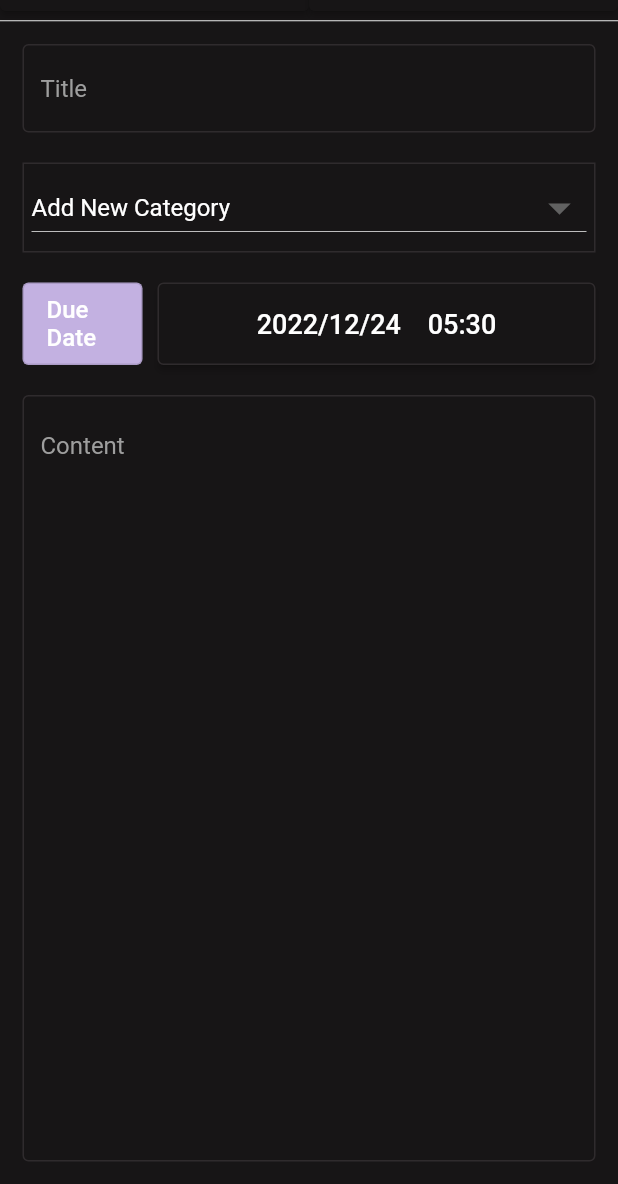
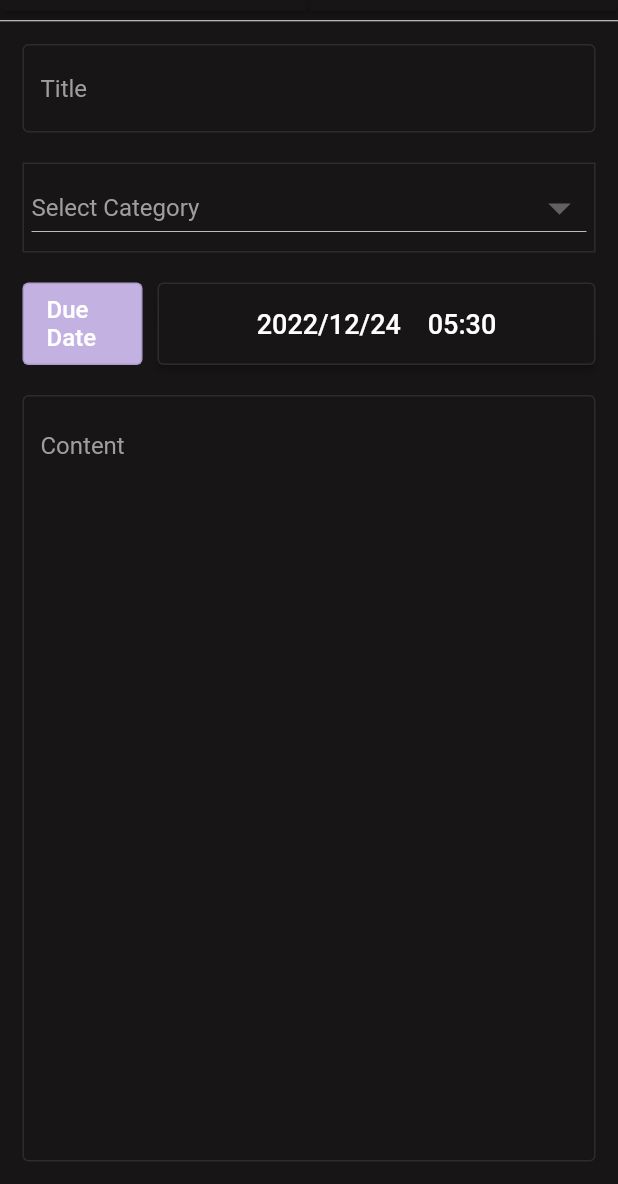
Before and after one commit to tata28/project-ambw, a Flutter app: the screen it shows after launch, after a tap on "+ Add New Task", after a tap on "Save", on a phone screen of 412 x 824 dp, the part 52-1236 px from its top. Run offline on Flutter 3.47's test engine with Material 2 defaults, Android fonts, the phone set to English and light mode, and no system bars; our stand-ins replace audioplayers, cloud_firestore, firebase_core, firebase_storage, loading_animation_widget; missing offline and left inert: flutter_dnd, sound_mode; accounts and stored records are empty.

Commit message:
small fix
perbaikan agar tulisan hint muncul di dropdown saat sebelum diinput user

```diff
--- a/project_ambw/lib/task_details.dart
+++ b/project_ambw/lib/task_details.dart
@@ -26,7 +26,7 @@ class _TaskDetailsState extends State<TaskDetails> {
   ];
 
   bool isVisible = false;
-  String valueChoose = "Add New Category";
+  String? valueChoose = null;
   bool newCategory = false;
   DateTime dateTime = DateTime(2022, 12, 24, 5, 30);
   // late int dateChoose = dateTime.microsecondsSinceEpoch;
@@ -48,7 +48,7 @@ class _TaskDetailsState extends State<TaskDetails> {
     }
 
     return MaterialApp(
-        title: "focus session",
+        title: "Task Details",
         home: Scaffold(
             resizeToAvoidBottomInset: false,
             backgroundColor: Colors.black,
@@ -88,7 +88,7 @@ class _TaskDetailsState extends State<TaskDetails> {
                                         itemId: "1",
                                         itemTitle: _tfTitle.text,
                                         itemDetail: _tfDetail.text,
-                                        itemCategory: valueChoose,
+                                        itemCategory: valueChoose!,
                                         itemDone: false,
                                         itemTime: Timestamp.fromDate(dateTime));
                                     Database.tambahData(item: dtBaru);
@@ -163,7 +163,8 @@ class _TaskDetailsState extends State<TaskDetails> {
                                             (i) => snapshot.data!.docs[i]
                                                 ['category']);
                                         listItem.add('Add New Category');
-                                        print(listItem);
+
+                                        //print(listItem);
                                         return DropdownButton<String>(
                                           hint: Text(
                                             "Select Category",
```
